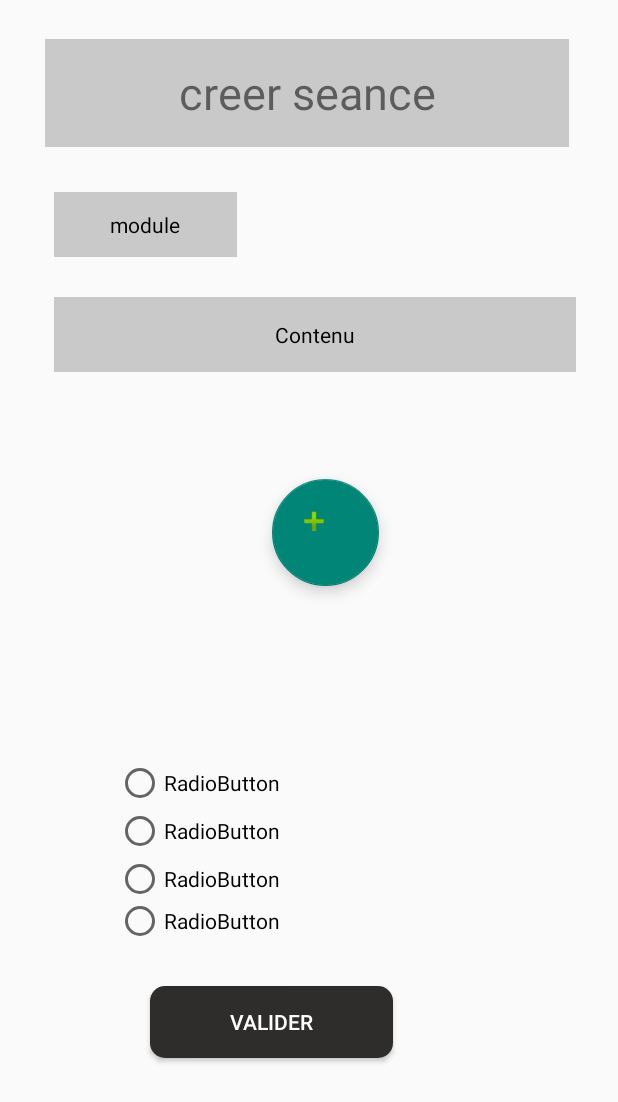
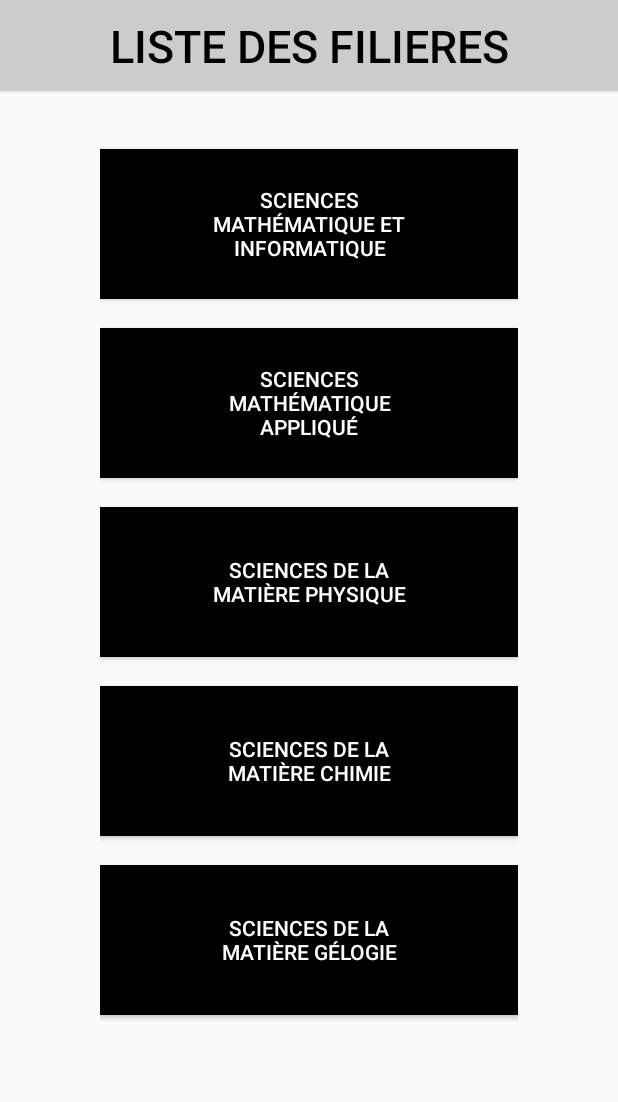
Before and after one commit to sim-fpt-usmba/E_Learning, an Android app: the ProfAccueilActivity screen opened directly, with no data from a screen before it, after a tap on "CREER UNE SEANCE", on a phone screen of 412 x 824 dp. Shown: the top 1102 px of the screen. Run offline under Robolectric (Android 15) with nearby library versions, the phone set to English and light mode, and no system bars.

Commit message:
AddingFilieres

```diff
--- a/app/src/main/AndroidManifest.xml
+++ b/app/src/main/AndroidManifest.xml
@@ -9,6 +9,7 @@
         android:roundIcon="@mipmap/ic_launcher_round"
         android:supportsRtl="true"
         android:theme="@style/Theme.AppCompat.Light.NoActionBar">
+        <activity android:name=".ProfFiliereActivity" />
         <activity android:name=".ProfCreerSeanceActivity" />
         <activity android:name=".ProfModuleActivity" />
         <activity android:name=".EtudiantSeanceActivity" />
--- /dev/null
+++ b/app/src/main/java/ma/ac/usmba/fpt/e_learning/Controller/ProfFiliereController.java
@@ -0,0 +1,20 @@
+package ma.ac.usmba.fpt.e_learning.Controller;
+
+import java.util.ArrayList;
+
+import ma.ac.usmba.fpt.e_learning.Model.Filiere;
+
+public class ProfFiliereController {
+    private String id_filiere;
+    private String nom_filere;
+
+    public static ArrayList<Filiere> set_Filiere() {
+        ArrayList<Filiere> filieres = new ArrayList<Filiere>();
+        filieres.add(new Filiere("SMI", "Sciences mathématique et informatique"));
+        filieres.add(new Filiere("SMA", "Sciences mathématique appliqué"));
+        filieres.add(new Filiere("SMP", "Sciences de la matière physique"));
+        filieres.add(new Filiere("SMC", "Sciences de la matière chimie"));
+        filieres.add(new Filiere("SMG", "Sciences de la matière gélogie"));
+        return filieres;
+    }
+}
--- /dev/null
+++ b/app/src/main/java/ma/ac/usmba/fpt/e_learning/Model/Filiere.java
@@ -0,0 +1,35 @@
+package ma.ac.usmba.fpt.e_learning.Model;
+
+public class Filiere {
+private String id_filiere;
+private String nom_filere;
+
+    public Filiere() {
+
+    }
+
+    public Filiere(String id_filiere) {
+        this.id_filiere = id_filiere;
+    }
+
+    public Filiere(String id_filiere, String nom_filere) {
+        this.id_filiere = id_filiere;
+        this.nom_filere = nom_filere;
+    }
+
+    public String getId_filiere() {
+        return id_filiere;
+    }
+
+    public void setId_filiere(String id_filiere) {
+        this.id_filiere = id_filiere;
+    }
+
+    public String getNom_filere() {
+        return nom_filere;
+    }
+
+    public void setNom_filere(String nom_filere) {
+        this.nom_filere = nom_filere;
+    }
+}
--- a/app/src/main/java/ma/ac/usmba/fpt/e_learning/ProfAccueilActivity.java
+++ b/app/src/main/java/ma/ac/usmba/fpt/e_learning/ProfAccueilActivity.java
@@ -15,12 +15,14 @@ public class ProfAccueilActivity extends AppCompatActivity {
     }
 
     public void onClickProfModule(View view) {
-        Intent intent = new Intent(ProfAccueilActivity.this, ProfModuleActivity.class);
+        Intent intent = new Intent(ProfAccueilActivity.this, ProfFiliereActivity.class);
+        intent.putExtra("from", "Gerer");
         startActivity(intent);
     }
 
     public void onClickProfCreer(View view) {
-        Intent intent = new Intent(ProfAccueilActivity.this, ProfCreerSeanceActivity.class);
+        Intent intent = new Intent(ProfAccueilActivity.this, ProfFiliereActivity.class);
+        intent.putExtra("from", "Creer");
         startActivity(intent);
     }
 }
--- /dev/null
+++ b/app/src/main/java/ma/ac/usmba/fpt/e_learning/ProfFiliereActivity.java
@@ -0,0 +1,71 @@
+package ma.ac.usmba.fpt.e_learning;
+
+import android.content.Intent;
+import android.graphics.Color;
+import android.os.Bundle;
+import android.view.View;
+import android.widget.Button;
+import android.widget.LinearLayout;
+import android.widget.TextView;
+
+import androidx.appcompat.app.AppCompatActivity;
+
+import java.util.ArrayList;
+import java.util.Iterator;
+
+import ma.ac.usmba.fpt.e_learning.Controller.ProfFiliereController;
+import ma.ac.usmba.fpt.e_learning.Model.Filiere;
+
+public class ProfFiliereActivity extends AppCompatActivity {
+    ArrayList<Filiere> list_filiere = ProfFiliereController.set_Filiere();
+    LinearLayout filier_layout;
+    Button bouton;
+    ArrayList<Button> button_filier_list = new ArrayList<>();
+
+    @Override
+    protected void onCreate(Bundle savedInstanceState) {
+        super.onCreate(savedInstanceState);
+        setContentView(R.layout.activity_prof_filiere);
+        filier_layout = (LinearLayout) findViewById(R.id.filiere_layout);
+        filier_layout.setPadding(100,0,100,0);
+
+        filier_layout.addView(new TextView(this));
+        bouton=(Button) findViewById(R.id.button);
+        bouton.setBackgroundColor(Color.LTGRAY);
+        Iterator<Filiere> iter_filiere = list_filiere.iterator();
+        int i = 0;
+        while (iter_filiere.hasNext()) {
+            Filiere f = iter_filiere.next();
+            button_filier_list.add(new Button(this));
+            button_filier_list.get(i).setHeight(150);
+            button_filier_list.get(i).setWidth(500);
+            button_filier_list.get(i).setBackgroundColor(Color.LTGRAY);
+            button_filier_list.get(i).setTextColor(Color.BLACK);
+            button_filier_list.get(i).setText(f.getNom_filere());
+            button_filier_list.get(i).setTag(i);
+            button_filier_list.get(i).setTextColor(Color.WHITE);
+            button_filier_list.get(i).setBackgroundColor(Color.BLACK);
+            button_filier_list.get(i).setPadding(100, 0, 100, 0);
+            button_filier_list.get(i).setOnClickListener(new View.OnClickListener() {
+                @Override
+                public void onClick(View v) {
+                    String from = getIntent().getStringExtra("from");
+                    if (from.equals("Creer")) {
+                        Intent intent = new Intent(ProfFiliereActivity.this, ProfCreerSeanceActivity.class);
+                        startActivity(intent);
+                    } else if (from.equals("Gerer")) {
+                        Intent intent = new Intent(ProfFiliereActivity.this, ProfModuleActivity.class);
+                        startActivity(intent);
+                    }
+
+
+                }
+            });
+            filier_layout.addView(button_filier_list.get(i));
+            filier_layout.addView(new TextView(this));
+            i++;
+        }
+    }
+
+
+}
--- /dev/null
+++ b/app/src/main/res/layout/activity_prof_filiere.xml
@@ -0,0 +1,22 @@
+<?xml version="1.0" encoding="utf-8"?>
+<LinearLayout xmlns:android="http://schemas.android.com/apk/res/android"
+    xmlns:tools="http://schemas.android.com/tools"
+    android:layout_width="match_parent"
+    android:layout_height="wrap_content"
+    tools:context=".ProfFiliereActivity"
+    android:id="@+id/ll"
+    android:orientation="vertical">
+   <Button
+         android:text="@string/liste_des_filieres"
+         android:layout_width="match_parent"
+         android:layout_height="match_parent" android:id="@+id/button" android:textColor="@android:color/black"
+         android:textSize="30sp"/>
+   <TextView
+         android:layout_width="match_parent"
+         android:layout_height="wrap_content" android:id="@+id/textView2"/>
+   <LinearLayout
+         android:orientation="vertical"
+         android:layout_width="match_parent"
+         android:layout_height="match_parent" android:id="@+id/filiere_layout">
+   </LinearLayout>
+</LinearLayout>
--- a/app/src/main/res/values/strings.xml
+++ b/app/src/main/res/values/strings.xml
@@ -32,4 +32,6 @@
     <string name="module">module</string>
     <string name="creer_seance">creer seance</string>
     <string name="listes_des_sances">Liste des seances</string>
+    <string name="listes_des_s_ances">Liste Des Filiere</string>
+    <string name="liste_des_filieres">liste Des Filieres</string>
 </resources>
```
